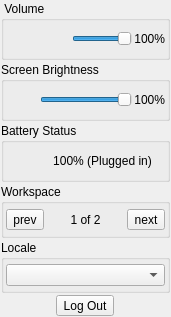
This is src-qt5/core/lumina-desktop/panel-plugins/systemdashboard/SysMenuQuick.ui in lumina-desktop/lumina as Qt 5 draws it before an edit. The edited form follows.
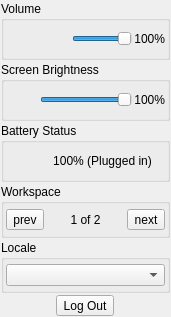
This is the edited form.

Diff of the .ui file:
```diff
--- a/src-qt5/core/lumina-desktop/panel-plugins/systemdashboard/SysMenuQuick.ui
+++ b/src-qt5/core/lumina-desktop/panel-plugins/systemdashboard/SysMenuQuick.ui
@@ -47,7 +47,7 @@
    <item>
     <widget class="QGroupBox" name="group_volume">
      <property name="title">
-      <string> Volume</string>
+      <string>Volume</string>
      </property>
      <property name="flat">
       <bool>false</bool>
```
